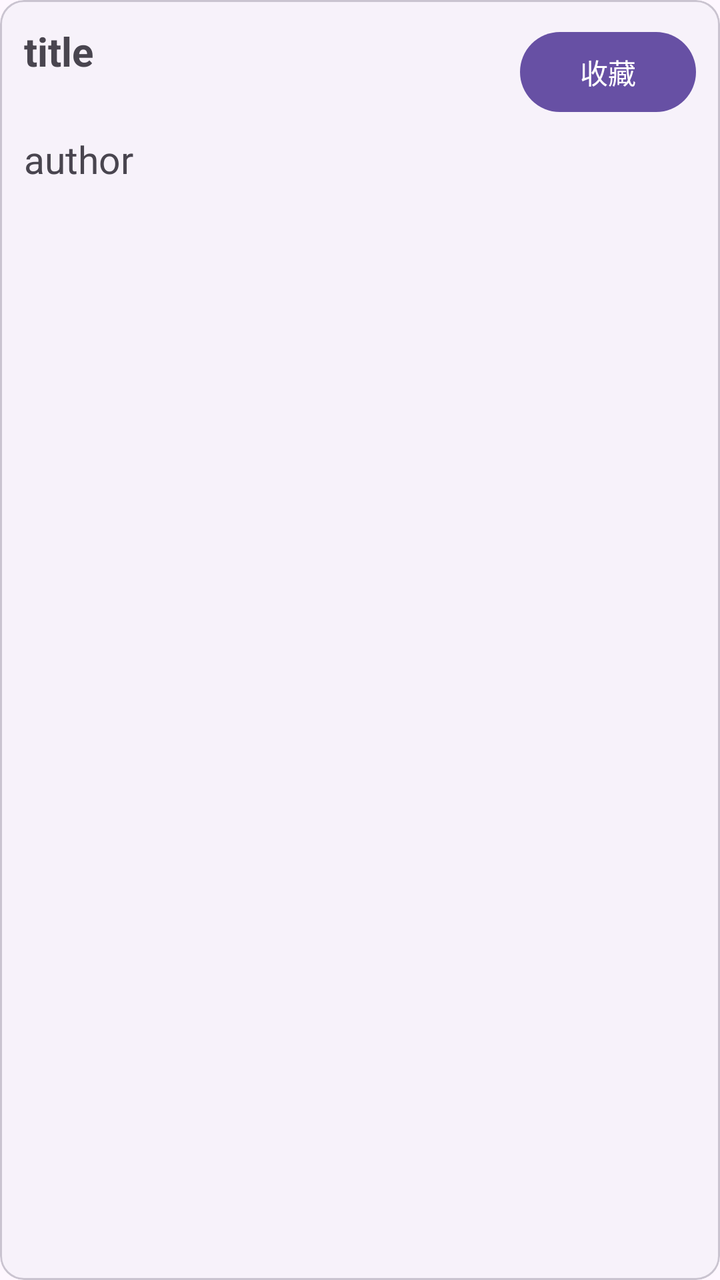
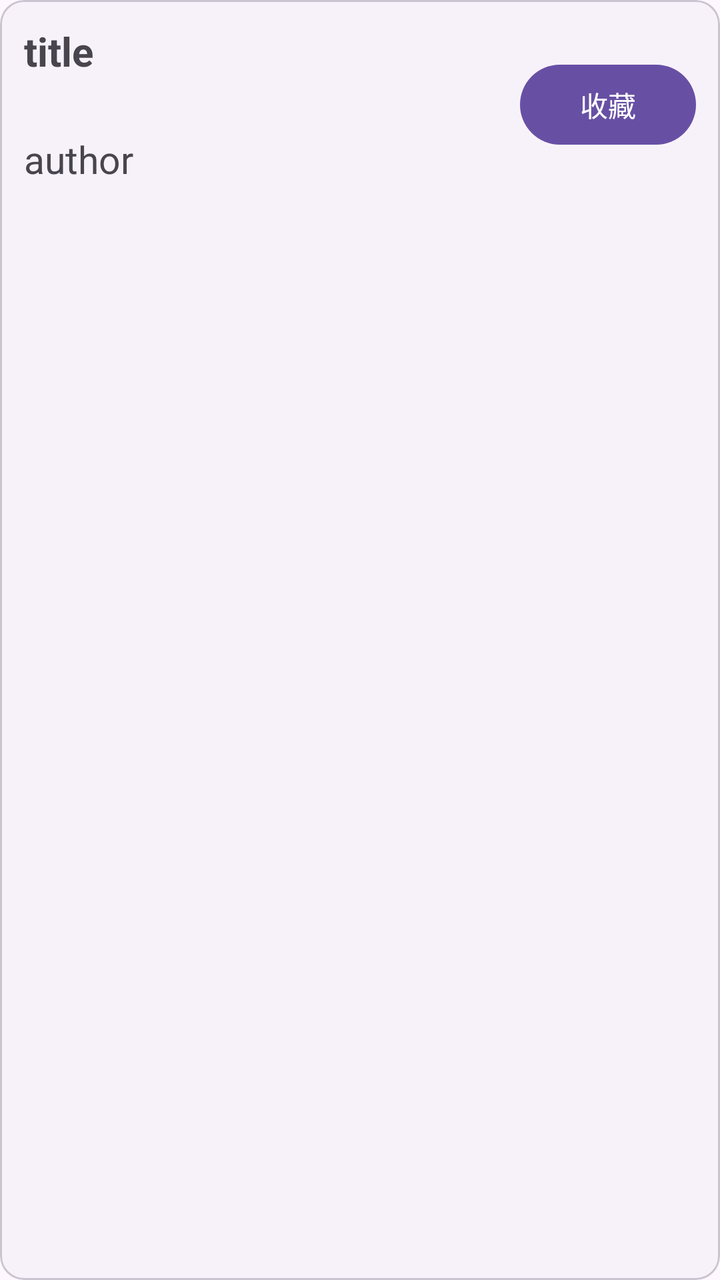

The first picture is an Android layout as it rendered before a commit; the second is the same layout after the commit. The layout source and the unified diff follow.
<!-- AndroidManifest.xml: application theme Theme.MyProject -->
<!-- res/layout/rv_item.xml -->
<?xml version="1.0" encoding="utf-8"?>
<com.google.android.material.card.MaterialCardView xmlns:android="http://schemas.android.com/apk/res/android"
    xmlns:app="http://schemas.android.com/apk/res-auto"
    style="@style/Widget.Material3.CardView.Outlined"
    android:layout_width="match_parent"
    android:layout_height="wrap_content"
    android:layout_marginStart="12dp"
    android:layout_marginTop="4dp"
    android:layout_marginEnd="12dp"
    android:layout_marginBottom="4dp"
    android:clickable="true"
    android:focusable="true"
    app:cardBackgroundColor="?attr/colorSurfaceContainerLow"
    app:cardCornerRadius="12dp">

    <androidx.constraintlayout.widget.ConstraintLayout
        android:layout_width="match_parent"
        android:layout_height="wrap_content"
        android:padding="12dp">

        <TextView
            android:id="@+id/title_text"
            android:layout_width="0dp"
            android:layout_height="wrap_content"
            android:layout_marginBottom="4dp"
            android:ellipsize="end"
            android:maxLines="2"
            android:minLines="2"
            android:text="@string/mainTitle"
            android:textSize="20sp"
            android:textStyle="bold"
            app:layout_constraintBottom_toTopOf="@+id/subTitle_text"
            app:layout_constraintEnd_toStartOf="@+id/collect_button"
            app:layout_constraintStart_toStartOf="parent"
            app:layout_constraintTop_toTopOf="parent"
            app:layout_constraintVertical_chainStyle="packed" />

        <TextView
            android:id="@+id/subTitle_text"
            android:layout_width="0dp"
            android:layout_height="wrap_content"
            android:ellipsize="end"
            android:maxLines="1"
            android:text="@string/author"
            android:textSize="19sp"
            app:layout_constraintBottom_toBottomOf="parent"
            app:layout_constraintEnd_toStartOf="@+id/collect_button"
            app:layout_constraintStart_toStartOf="@+id/title_text"
            app:layout_constraintTop_toBottomOf="@+id/title_text" />

        <Button
            android:id="@+id/collect_button"
            android:layout_width="wrap_content"
            android:layout_height="wrap_content"
            android:layout_marginStart="8dp"
            android:text="@string/collectButton"
            app:layout_constraintEnd_toEndOf="parent"
            app:layout_constraintTop_toTopOf="parent" />

    </androidx.constraintlayout.widget.ConstraintLayout>

</com.google.android.material.card.MaterialCardView>
<!-- resources referenced by this layout -->
<resources>
  <string name="author">author</string>
  <string name="collectButton">收藏</string>
  <string name="mainTitle">title</string>
  <style name="Theme.MyProject" parent="Base.Theme.MyProject" />
  <style name="Base.Theme.MyProject" parent="Theme.Material3.DayNight.NoActionBar">
          
          
      </style>
</resources>

<!-- the commit's change to res/layout/rv_item.xml (unified diff, before → after) -->
@@ -54,6 +54,7 @@
             android:layout_height="wrap_content"
             android:layout_marginStart="8dp"
             android:text="@string/collectButton"
+            app:layout_constraintBottom_toBottomOf="parent"
             app:layout_constraintEnd_toEndOf="parent"
             app:layout_constraintTop_toTopOf="parent" />
 
